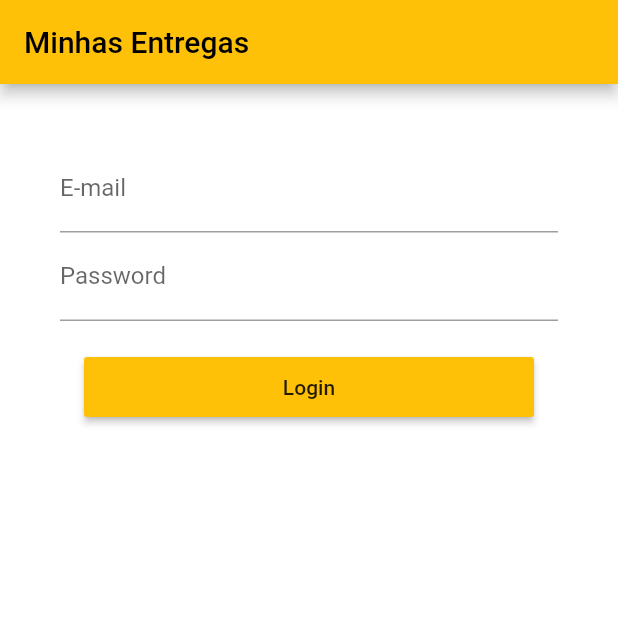
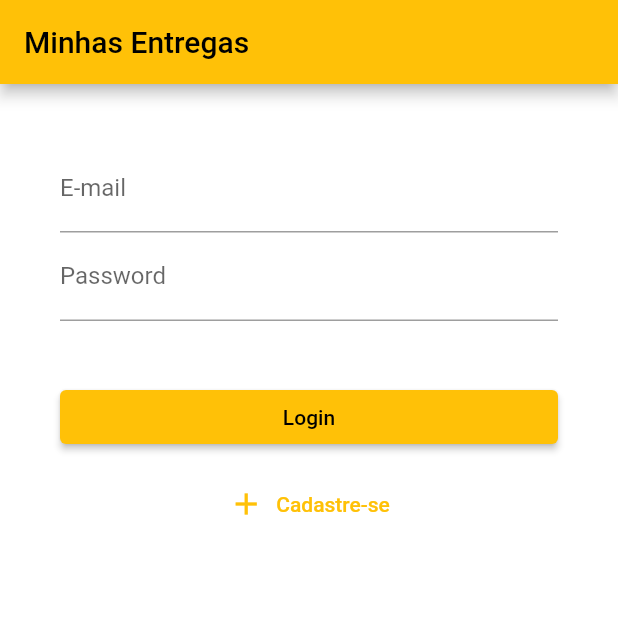
Before and after one commit to matheusvaladao5/minhas_entregas, a Flutter app: the screen it shows after launch, on a phone screen of 412 x 824 dp, the top half of it. Run offline on Flutter 3.47's test engine with Material 2 defaults, Android fonts, the phone set to English and light mode, and no system bars.

Commit message:
Ajuste de Tela

```diff
--- a/lib/screens/login.dart
+++ b/lib/screens/login.dart
@@ -8,6 +8,7 @@ class LoginWidget extends StatelessWidget {
   final textEmail = "E-mail";
   final textPassword = "Password";
   final textLogin = const Text("Login");
+  final textRegister = const Text("Cadastre-se");
 
   static final TextEditingController _email = new TextEditingController();
   static final TextEditingController _pass = new TextEditingController();
@@ -52,16 +53,22 @@ class LoginWidget extends StatelessWidget {
                   keyboardType: TextInputType.text,
                   obscureText: true,
                 ),
-                Padding(padding: const EdgeInsets.only(top: 20.0)),
-                MaterialButton(
-                  height: 40.0,
-                  minWidth: 300.0,
-                  color: Colors.amber,
-                  child: textLogin,
-                  onPressed: () {
-                    doLogin(context);
-                  },
-                  splashColor: Colors.blue,
+                Padding(
+                    padding: const EdgeInsets.only(top: 20.0, bottom: 20.0)),
+                SizedBox(
+                    width: double.infinity,
+                    child: ElevatedButton(
+                        onPressed: () {
+                          doLogin(context);
+                        },
+                        child: textLogin)),
+                Padding(padding: const EdgeInsets.only(top: 10.0)),
+                SizedBox(
+                  width: double.infinity,
+                  child: TextButton.icon(
+                      onPressed: () {},
+                      icon: const Icon(Icons.add),
+                      label: textRegister),
                 ),
               ],
             )),
```
